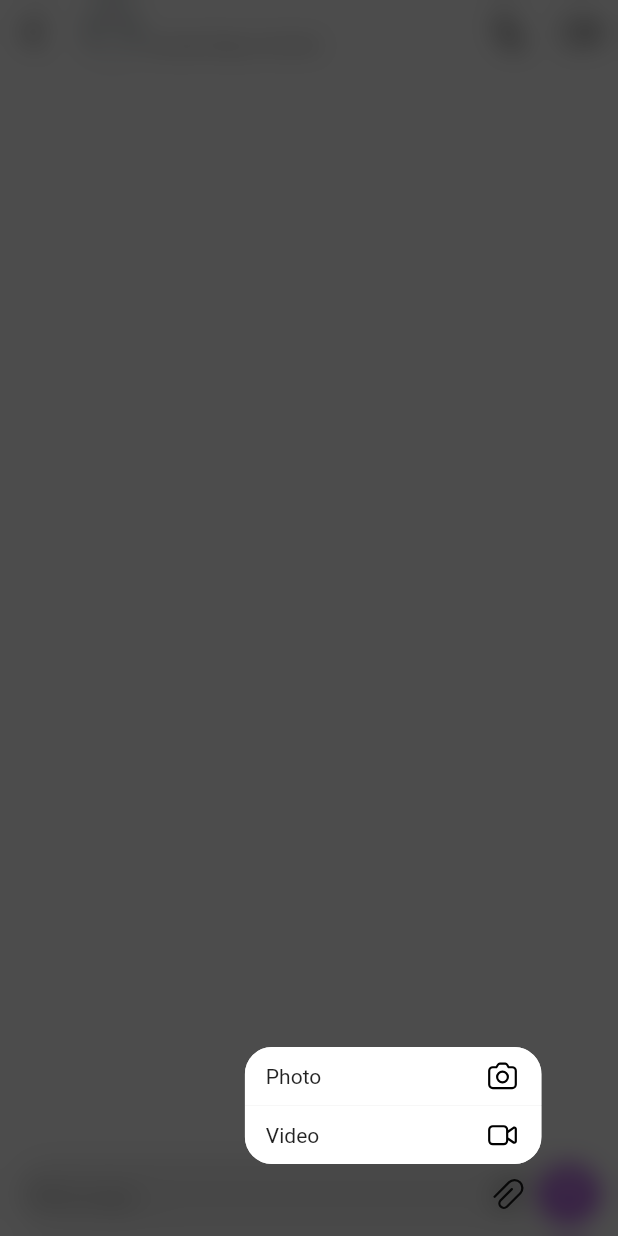
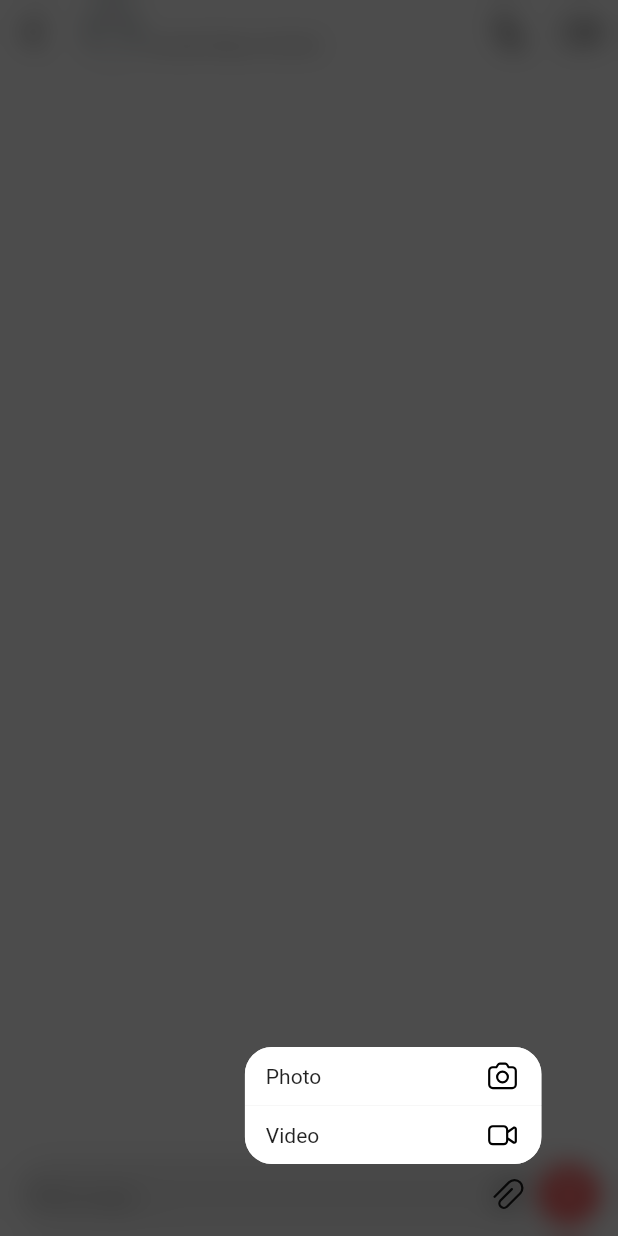
Before and after one commit to munder6/messages, a Flutter app: the ChatScreen screen opened directly with empty values, after a tap on an icon or button, on a phone screen of 412 x 824 dp. Run offline on Flutter 3.47's test engine with Material 2 defaults, Android fonts, the light colour scheme and no system bars; drawn by our look-alikes of cached_network_image; our stand-ins replace audioplayers, camera, cloud_firestore, country_picker, dartz, emoji_picker_flutter and 25 more; missing offline and left inert: flutter_sound, restart_app, system_info; accounts and stored records are empty; network calls fail; Roboto replaces fonts that are missing (Arabic).

Commit message:
Some Edits

```diff
--- a/lib/core/utils/thems/my_colors.dart
+++ b/lib/core/utils/thems/my_colors.dart
@@ -44,9 +44,9 @@ class AppColorss {
   static final Color thirdColor = isWhite ? const Color.fromARGB(255, 239, 239, 239) : Color.fromARGB(255, 47, 46, 46);
   static final Color thirdColor2 = isWhite ? const Color.fromARGB(255, 255, 255, 255) : Color.fromARGB(255, 50, 49, 49);
   static final Color back = isWhite ? Colors.grey.shade900 : Colors.grey.shade900;
-  static const Color myMessageColor =   Color.fromARGB(255, 36, 120, 255) ;
-  static const Color myMessageColor1 =   Color.fromARGB(255, 124, 71, 229) ;
-  static const Color myMessageColor2 =  Color.fromARGB(255, 157, 46, 220);
+  static const Color myMessageColor =   Color.fromARGB(255, 255, 36, 36) ;
+  static const Color myMessageColor1 =   Color.fromARGB(255, 243, 72, 72) ;
+  static const Color myMessageColor2 =  Color.fromARGB(255, 169, 6, 6);
   static final Color senderMessageColor = isWhite ? const Color.fromARGB(255, 239, 239, 239) : const Color.fromARGB(255, 38, 38, 38);
   static const Color replyMessageColor = Color.fromARGB(255, 239, 239, 239);
   static final Color textColor1 = isWhite ? Colors.black : Colors.white;
--- a/lib/features/presentation/views/chat/components/bottom_field/bottom_chat_field.dart
+++ b/lib/features/presentation/views/chat/components/bottom_field/bottom_chat_field.dart
@@ -255,7 +255,7 @@ class _BottomChatFieldState extends State<BottomChatField> {
                     widget.messageController.clear();});},
                 child: Container(
                   decoration: BoxDecoration(
-                    color: const Color.fromARGB(255, 157, 46, 220),
+                    color: const Color.fromARGB(255, 255, 36, 36),
                     borderRadius: BorderRadius.circular(20),
                   ),
                   height: 37,
--- a/lib/features/presentation/views/chat/components/bottom_field/recording_mic_widget.dart
+++ b/lib/features/presentation/views/chat/components/bottom_field/recording_mic_widget.dart
@@ -323,7 +323,7 @@ class _RecordingMicWidgetState extends State<RecordingMicWidget>
                     Container(
                       decoration: BoxDecoration(
                         color:
-                        const Color.fromARGB(255, 157, 46, 220),
+                        const Color.fromARGB(255, 255, 36, 36),
                         borderRadius: BorderRadius.circular(20),
                       ),
                       // height: 37,
```
Also changed, not shown: lib/features/presentation/views/main_layout/main_layout_screen.dart (+3 -5 lines), lib/features/presentation/views/select_contact/select_contact_screen.dart (+11 -1 lines).
